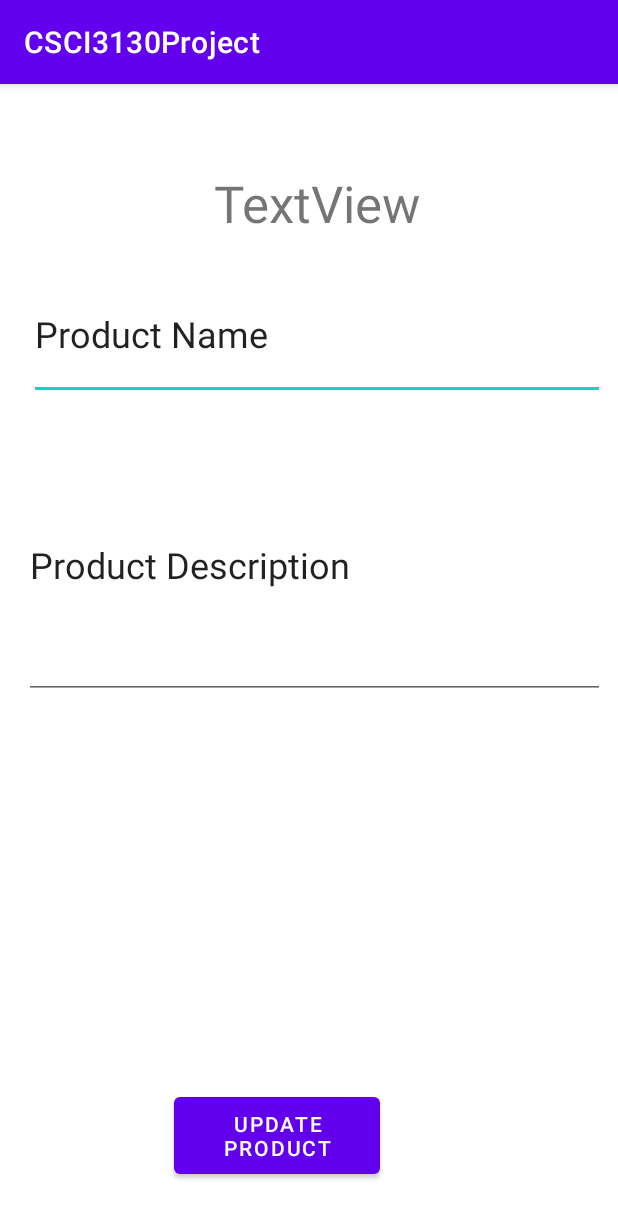
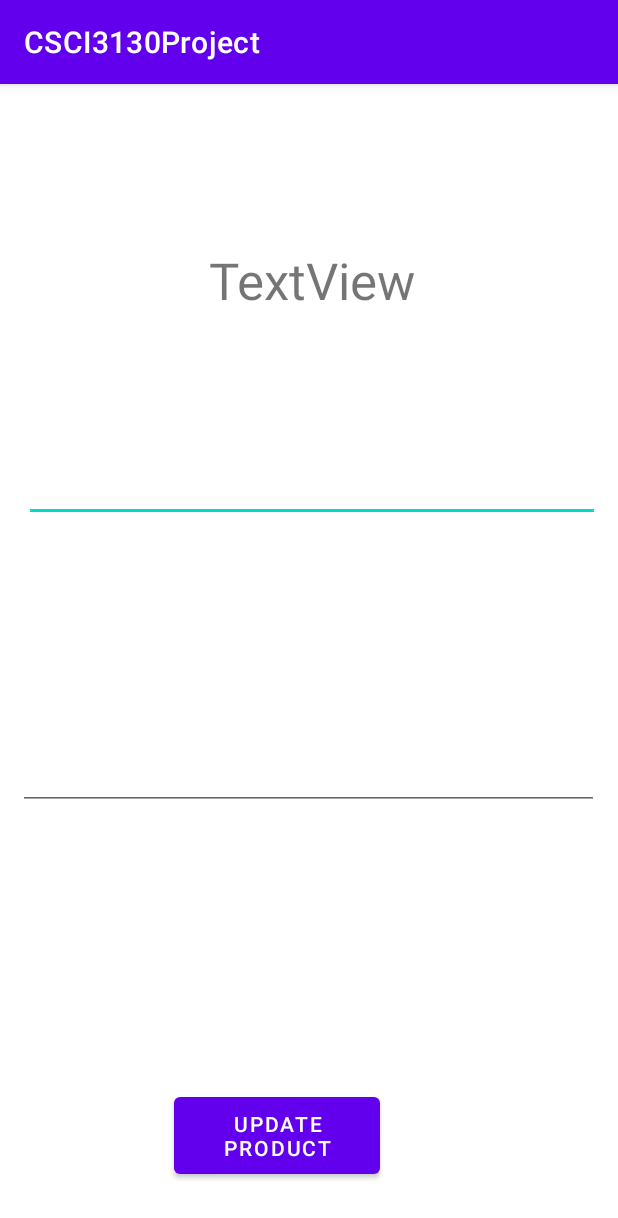
Before and after one commit to bo7ri/App_project_Online_Barter_Trader, an Android app: the EditProduct screen opened directly, with no data from a screen before it, on a phone screen of 412 x 824 dp. Shown: the top 1218 px of the screen. Run offline under Robolectric (Android 15) with nearby library versions, the phone set to English and light mode, and no system bars; our stand-ins replace Firebase (no records; nobody signed in at launch, a user with empty details on screens opened directly).

Commit message:
Edit Product

```diff
--- a/Code/app/build.gradle
+++ b/Code/app/build.gradle
@@ -44,6 +44,8 @@ dependencies {
     implementation 'com.google.firebase:firebase-analytics'
     implementation 'com.google.firebase:firebase-firestore:24.4.3'
     implementation 'androidx.test.espresso:espresso-intents:3.5.1'
+    implementation 'com.google.firebase:firebase-analytics:21.2.0'
+    implementation 'com.google.firebase:firebase-database:20.1.0'
     testImplementation 'junit:junit:4.13.2'
     androidTestImplementation 'androidx.test.ext:junit:1.1.5'
     androidTestImplementation 'androidx.test.espresso:espresso-core:3.5.1'
--- a/Code/app/src/main/java/ca/dal/cs/csci3130/g01/ItemDetails.java
+++ b/Code/app/src/main/java/ca/dal/cs/csci3130/g01/ItemDetails.java
@@ -55,6 +55,7 @@ public class ItemDetails extends AppCompatActivity {
             @Override
             public void onClick(View view) {
                 Intent movingToListPageIntent = new Intent(getApplicationContext(), EditProduct.class);
+                movingToListPageIntent.putExtra("product",product);
                 finish();
                 startActivity(movingToListPageIntent);
             }
--- a/Code/app/src/main/java/ca/dal/cs/csci3130/g01/Product.java
+++ b/Code/app/src/main/java/ca/dal/cs/csci3130/g01/Product.java
@@ -76,6 +76,8 @@ public class Product implements Parcelable {
         return description;
     }
 
+
+
     public void setTitle(String title) {
         this.title = title;
     }
--- a/Code/app/src/main/res/layout/activity_edit_product.xml
+++ b/Code/app/src/main/res/layout/activity_edit_product.xml
@@ -9,8 +9,8 @@
         android:id="@+id/EditProduct"
         android:layout_width="383dp"
         android:layout_height="52dp"
-        android:layout_marginStart="19dp"
-        android:layout_marginBottom="659dp"
+        android:layout_marginStart="16dp"
+        android:layout_marginBottom="608dp"
         android:text="TextView"
         android:textAlignment="center"
         android:textSize="34sp"
@@ -21,11 +21,10 @@
         android:id="@+id/productName"
         android:layout_width="384dp"
         android:layout_height="88dp"
-        android:layout_marginStart="19dp"
-        android:layout_marginBottom="557dp"
+        android:layout_marginStart="16dp"
+        android:layout_marginBottom="476dp"
         android:ems="10"
         android:inputType="textPersonName"
-        android:text="Product Name"
         android:textSize="24sp"
         app:layout_constraintBottom_toBottomOf="parent"
         app:layout_constraintStart_toStartOf="parent" />
@@ -34,11 +33,10 @@
         android:id="@+id/productDescription"
         android:layout_width="387dp"
         android:layout_height="178dp"
-        android:layout_marginStart="16dp"
-        android:layout_marginBottom="358dp"
+        android:layout_marginStart="12dp"
+        android:layout_marginBottom="284dp"
         android:ems="10"
         android:inputType="textPersonName"
-        android:text="Product Description"
         android:textSize="24sp"
         app:layout_constraintBottom_toBottomOf="parent"
         app:layout_constraintStart_toStartOf="parent" />
```
Also changed, not shown: Code/app/src/main/java/ca/dal/cs/csci3130/g01/EditProduct.java (+75 -26 lines).
